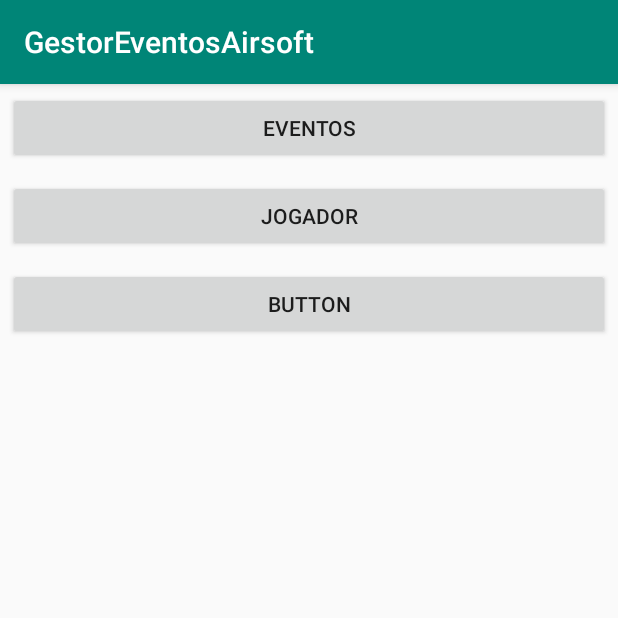
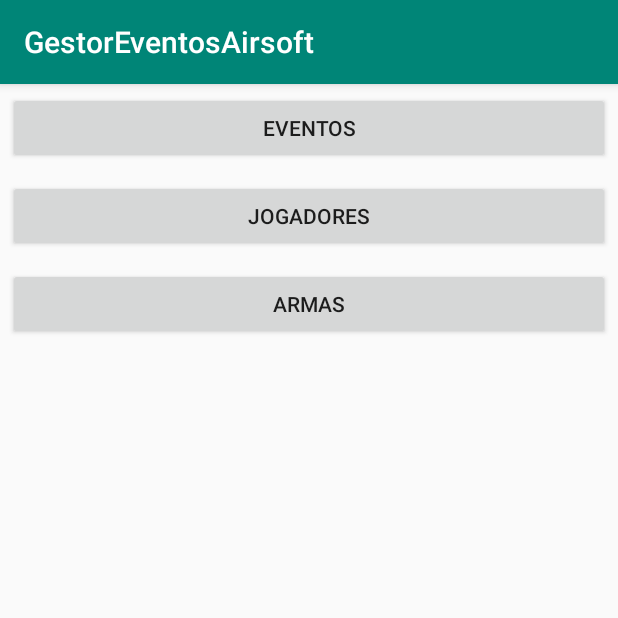
Before and after one commit to leonelr9/GestorEventosAirsoft, an Android app: the screen it shows after launch (MainActivity), on a phone screen of 412 x 824 dp, the top half of it. Run offline under Robolectric (Android 15) with nearby library versions, the phone set to English and light mode, and no system bars.

```diff
--- a/app/src/main/java/com/example/gestoreventosairsoft/MainActivity.java
+++ b/app/src/main/java/com/example/gestoreventosairsoft/MainActivity.java
@@ -20,4 +20,7 @@ public class MainActivity extends AppCompatActivity {
     public void mostraMensagemJogador(View view) {
         Toast.makeText(this, "Vai para a pagina de Jogadores", Toast.LENGTH_LONG).show();
     }
+    public void mostraMensagemArmas(View view) {
+        Toast.makeText(this, "Vai para a pagina de Armas", Toast.LENGTH_LONG).show();
+    }
 }
--- a/app/src/main/res/layout/activity_main.xml
+++ b/app/src/main/res/layout/activity_main.xml
@@ -16,17 +16,18 @@
         android:text="Eventos" />
 
     <Button
-        android:id="@+id/Jogador"
+        android:id="@+id/Jogadores"
         android:layout_width="match_parent"
         android:layout_height="wrap_content"
         android:layout_margin="5dp"
         android:onClick="mostraMensagemJogador"
-        android:text="Jogador" />
+        android:text="Jogadores" />
 
     <Button
-        android:id="@+id/button3"
+        android:id="@+id/Armas"
         android:layout_width="match_parent"
         android:layout_height="wrap_content"
         android:layout_margin="5dp"
-        android:text="Button" />
+        android:onClick="mostraMensagemArmas"
+        android:text="Armas" />
 </LinearLayout>
```
